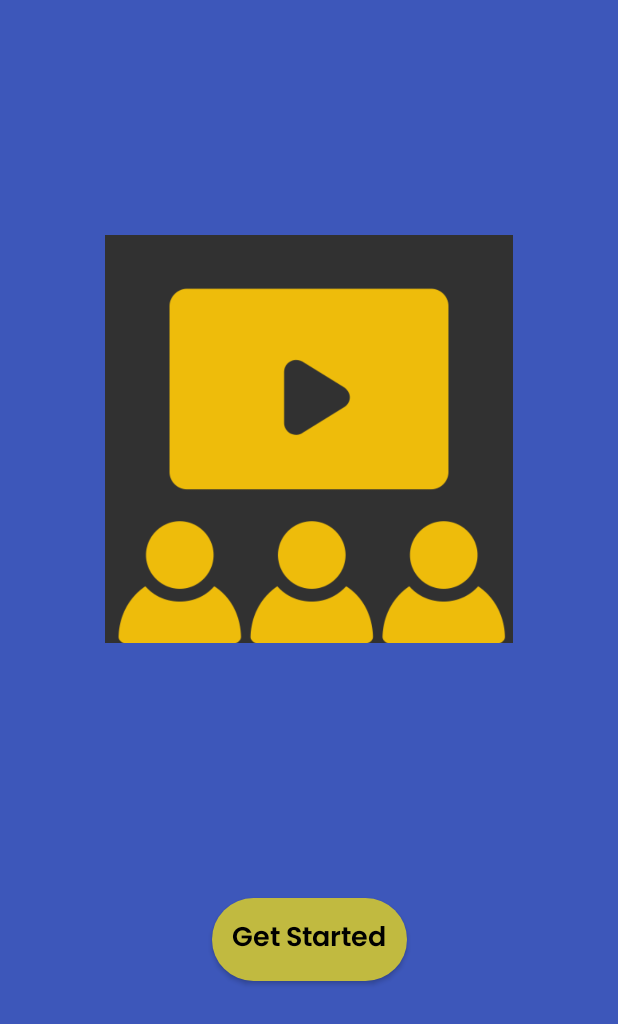
After one commit to priyesh777/MovieRank, an Android app: the fragment GetStartedScreen shown on its own in the app's theme, on a phone screen of 412 x 824 dp. The commit adds this screen. Shown: the top 1024 px of the screen. Run offline under Robolectric (Android 15) with nearby library versions, the phone set to English and light mode, and no system bars.

Commit message:
Add navigation and get started screen

```diff
--- a/app/build.gradle.kts
+++ b/app/build.gradle.kts
@@ -41,6 +41,8 @@ dependencies {
     implementation("androidx.appcompat:appcompat:1.6.1")
     implementation("com.google.android.material:material:1.10.0")
     implementation("androidx.constraintlayout:constraintlayout:2.1.4")
+    implementation("androidx.navigation:navigation-fragment-ktx:2.7.5")
+    implementation("androidx.navigation:navigation-ui-ktx:2.7.5")
     testImplementation("junit:junit:4.13.2")
     androidTestImplementation("androidx.test.ext:junit:1.1.5")
     androidTestImplementation("androidx.test.espresso:espresso-core:3.5.1")
--- /dev/null
+++ b/app/src/main/java/com/example/movierank/GetStartedScreen.kt
@@ -0,0 +1,59 @@
+package com.example.movierank
+
+import android.os.Bundle
+import androidx.fragment.app.Fragment
+import android.view.LayoutInflater
+import android.view.View
+import android.view.ViewGroup
+
+// TODO: Rename parameter arguments, choose names that match
+// the fragment initialization parameters, e.g. ARG_ITEM_NUMBER
+private const val ARG_PARAM1 = "param1"
+private const val ARG_PARAM2 = "param2"
+
+/**
+ * A simple [Fragment] subclass.
+ * Use the [GetStartedScreen.newInstance] factory method to
+ * create an instance of this fragment.
+ */
+class GetStartedScreen : Fragment() {
+    // TODO: Rename and change types of parameters
+    private var param1: String? = null
+    private var param2: String? = null
+
+    override fun onCreate(savedInstanceState: Bundle?) {
+        super.onCreate(savedInstanceState)
+        arguments?.let {
+            param1 = it.getString(ARG_PARAM1)
+            param2 = it.getString(ARG_PARAM2)
+        }
+    }
+
+    override fun onCreateView(
+        inflater: LayoutInflater, container: ViewGroup?,
+        savedInstanceState: Bundle?
+    ): View? {
+        // Inflate the layout for this fragment
+        return inflater.inflate(R.layout.get_started_screen, container, false)
+    }
+
+    companion object {
+        /**
+         * Use this factory method to create a new instance of
+         * this fragment using the provided parameters.
+         *
+         * @param param1 Parameter 1.
+         * @param param2 Parameter 2.
+         * @return A new instance of fragment GetStartedScreen.
+         */
+        // TODO: Rename and change types and number of parameters
+        @JvmStatic
+        fun newInstance(param1: String, param2: String) =
+            GetStartedScreen().apply {
+                arguments = Bundle().apply {
+                    putString(ARG_PARAM1, param1)
+                    putString(ARG_PARAM2, param2)
+                }
+            }
+    }
+}
--- /dev/null
+++ b/app/src/main/res/layout/get_started_screen.xml
@@ -0,0 +1,65 @@
+<?xml version="1.0" encoding="utf-8"?>
+<androidx.constraintlayout.widget.ConstraintLayout xmlns:android="http://schemas.android.com/apk/res/android"
+    xmlns:app="http://schemas.android.com/apk/res-auto"
+    android:layout_width="match_parent"
+    android:layout_height="match_parent"
+    android:background="@color/base_blue">
+
+    <ImageView
+        android:id="@+id/ellipse"
+        android:layout_width="0dp"
+        android:layout_height="0dp"
+        app:layout_constraintStart_toStartOf="@id/guidelineEllipseLeft"
+        app:layout_constraintEnd_toEndOf="@id/guidelineEllipseRight"
+        app:layout_constraintTop_toTopOf="@id/guidelineEllipseTop"
+        app:layout_constraintBottom_toBottomOf="@id/guidelineEllipseBottom"
+        android:background="@drawable/movie_rank_logo"
+        app:layout_constraintDimensionRatio="1:1"/>
+
+    <androidx.appcompat.widget.AppCompatButton
+        android:id="@+id/buttonStart"
+        android:layout_width="@dimen/smallButtonWidth"
+        android:layout_height="@dimen/smallButtonHeight"
+        style="@style/yellowButtonStyle"
+        app:layout_constraintTop_toBottomOf="@id/ellipse"
+        app:layout_constraintStart_toStartOf="@id/ellipse"
+        app:layout_constraintEnd_toEndOf="@id/ellipse"
+        app:layout_constraintBottom_toBottomOf="parent"
+        android:text="Get Started"/>
+
+    <androidx.constraintlayout.widget.Guideline
+        android:id="@+id/guidelineLeftTexture"
+        android:layout_width="wrap_content"
+        android:layout_height="wrap_content"
+        android:orientation="horizontal"
+        app:layout_constraintGuide_percent="0.33" />
+
+    <androidx.constraintlayout.widget.Guideline
+        android:id="@+id/guidelineEllipseLeft"
+        android:layout_width="wrap_content"
+        android:layout_height="wrap_content"
+        android:orientation="vertical"
+        app:layout_constraintGuide_percent="0.15" />
+
+    <androidx.constraintlayout.widget.Guideline
+        android:id="@+id/guidelineEllipseRight"
+        android:layout_width="wrap_content"
+        android:layout_height="wrap_content"
+        android:orientation="vertical"
+        app:layout_constraintGuide_percent="0.85" />
+
+    <androidx.constraintlayout.widget.Guideline
+        android:id="@+id/guidelineEllipseTop"
+        android:layout_width="wrap_content"
+        android:layout_height="wrap_content"
+        android:orientation="horizontal"
+        app:layout_constraintGuide_percent="0.19" />
+
+    <androidx.constraintlayout.widget.Guideline
+        android:id="@+id/guidelineEllipseBottom"
+        android:layout_width="wrap_content"
+        android:layout_height="wrap_content"
+        android:orientation="horizontal"
+        app:layout_constraintGuide_percent="0.52" />
+
+</androidx.constraintlayout.widget.ConstraintLayout>
--- a/app/src/main/res/values/strings.xml
+++ b/app/src/main/res/values/strings.xml
@@ -1,3 +1,5 @@
 <resources>
     <string name="app_name">MovieRank</string>
+    <!-- TODO: Remove or change this placeholder text -->
+    <string name="hello_blank_fragment">Hello blank fragment</string>
 </resources>
```
Also changed, not shown: app/src/main/java/com/example/movierank/AddNewMovie.kt (added, +59 -0 lines), app/src/main/java/com/example/movierank/EditMovieScreen.kt (added, +59 -0 lines), app/src/main/java/com/example/movierank/MovieList.kt (added, +59 -0 lines), app/src/main/res/layout/add_new_movie_screen.xml (added, +14 -0 lines), app/src/main/res/layout/edit_movie_screen.xml (added, +14 -0 lines), app/src/main/res/layout/movie_list_screen.xml (added, +17 -0 lines), app/src/main/res/layout/splash_screen.xml (deleted, +0 -15 lines), app/src/main/res/navigation/nav_list.xml (added, +36 -0 lines).
